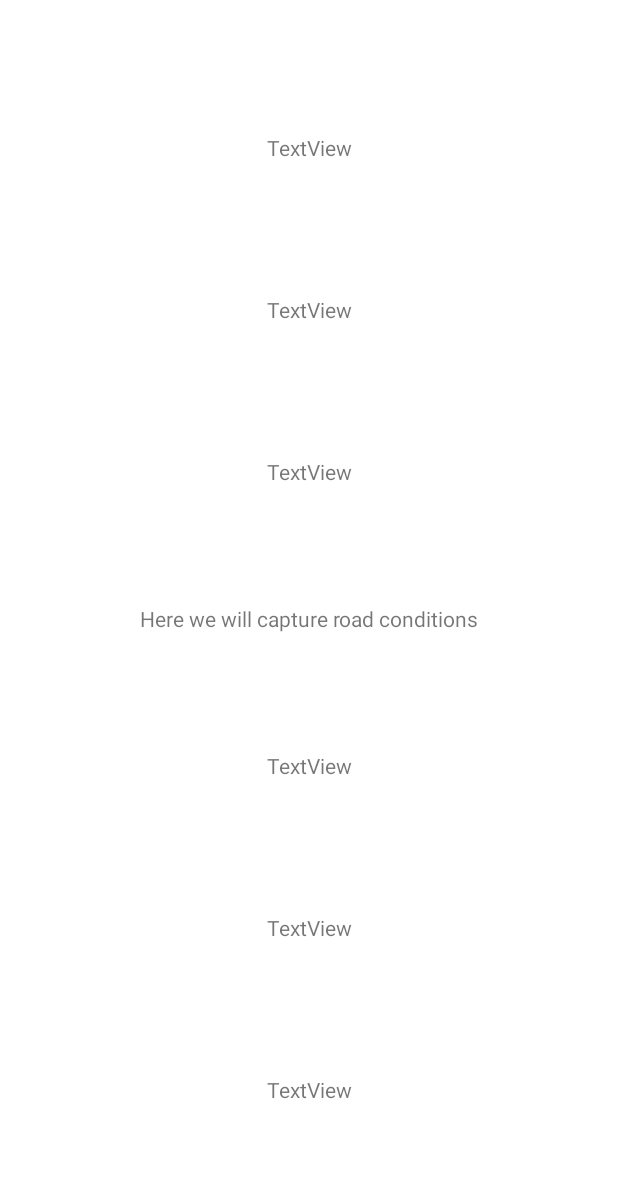
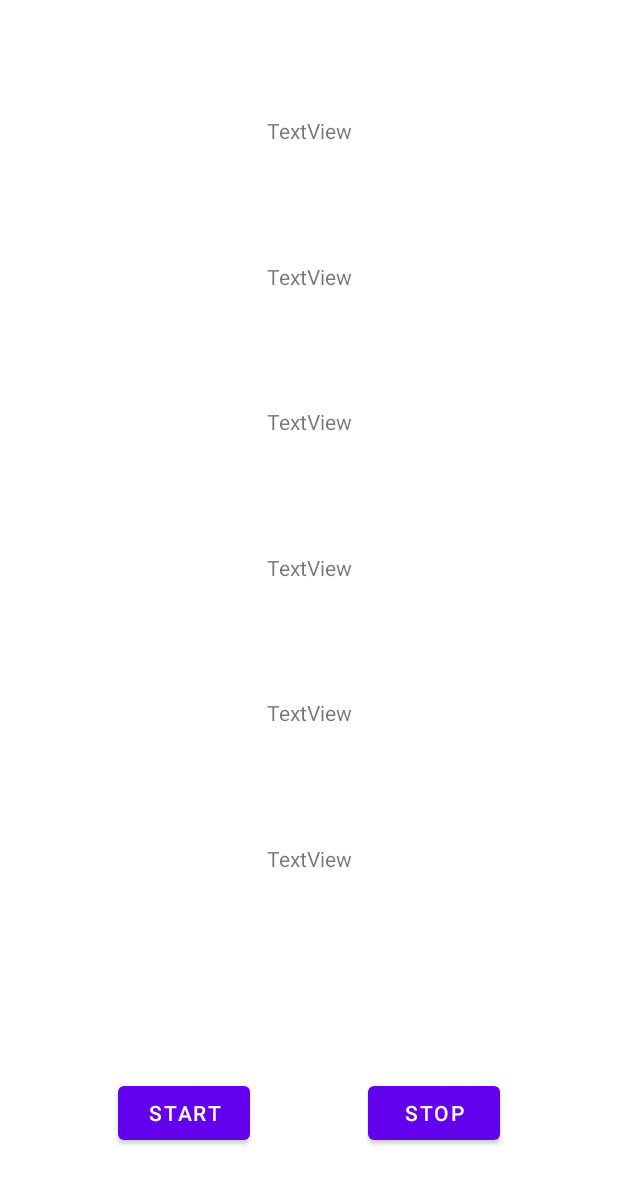
Before and after one commit to TimLasic/projekt-android, an Android app: the CapturingFragment screen opened through its navigation route, on a phone screen of 412 x 824 dp. Shown: the top 1184 px of the screen. Run offline under Robolectric (Android 15) with nearby library versions, the phone set to English and light mode, and no system bars; our stand-ins replace navigation-ui.

Commit message:
Added support for api communication. Added buttons for start and stop. Added application file and road file.

```diff
--- a/app/src/main/AndroidManifest.xml
+++ b/app/src/main/AndroidManifest.xml
@@ -7,7 +7,7 @@
     <uses-permission android:name="android.permission.WRITE_EXTERNAL_STORAGE" />
     <uses-permission android:name="android.permission.ACCESS_NETWORK_STATE" />
     <application
-
+        android:name=".MyApplication"
         android:allowBackup="true"
         android:icon="@mipmap/ic_launcher"
         android:label="@string/app_name"
--- a/app/src/main/java/com/example/projektandroid/ApiInterface.kt
+++ b/app/src/main/java/com/example/projektandroid/ApiInterface.kt
@@ -24,4 +24,7 @@ interface ApiInterface {
     @POST("gyroscopes")
     fun addGyroscope(@Body GyroscopeData: Gyroscope):Call<Gyroscope>
 
+    @POST("roads")
+    fun addRoad(@Body RoadData: Road):Call<Road>
+
 }
--- a/app/src/main/java/com/example/projektandroid/MainActivity.kt
+++ b/app/src/main/java/com/example/projektandroid/MainActivity.kt
@@ -19,6 +19,7 @@ import androidx.activity.result.contract.ActivityResultContracts
 import androidx.core.app.ActivityCompat
 import com.example.projektandroid.databinding.ActivityMainBinding
 import com.google.android.gms.location.*
+import java.util.*
 
 class MainActivity : AppCompatActivity() {
 
@@ -27,6 +28,7 @@ class MainActivity : AppCompatActivity() {
     private lateinit var fusedLocationClient: FusedLocationProviderClient
     private lateinit var locationRequest: LocationRequest
     private lateinit var locationCallback: LocationCallback
+    private lateinit var app : MyApplication
 
     private var activityResultLauncher: ActivityResultLauncher<Array<String>>
     init {
@@ -43,9 +45,10 @@ class MainActivity : AppCompatActivity() {
         binding = ActivityMainBinding.inflate(layoutInflater)
         setContentView(binding.root)
 
+        app = application as MyApplication
+
         setSupportActionBar(binding.toolbar)
         supportActionBar?.hide()
-
 
         val navController = findNavController(R.id.nav_host_fragment_content_main)
         appBarConfiguration = AppBarConfiguration(navController.graph)
@@ -105,7 +108,12 @@ class MainActivity : AppCompatActivity() {
                     // use your location object
                     // get latitude , longitude and other info from this
 
-                    Toast.makeText(applicationContext, location.toString(), Toast.LENGTH_LONG).show()
+                    if (app.roadId != "") {
+                        app.addLocation(location.latitude.toFloat(), location.longitude.toFloat(), "green")
+                    } else {
+                        app.location = Location("", "", location.latitude.toFloat(), location.longitude.toFloat(), "green", Date(), "")
+                    }
+                    //Toast.makeText(applicationContext, location.toString(), Toast.LENGTH_LONG).show()
                 }
 
             }
--- a/app/src/main/java/com/example/projektandroid/accelerometer.kt
+++ b/app/src/main/java/com/example/projektandroid/accelerometer.kt
@@ -3,8 +3,8 @@ package com.example.projektandroid
 data class Accelerometer(
     val body: String,
     val _id: String,
-    val x: Float,
-    val y: Float,
-    val z: Float,
+    var x: Float,
+    var y: Float,
+    var z: Float,
     val locationId: String
 )
--- a/app/src/main/java/com/example/projektandroid/gyroscope.kt
+++ b/app/src/main/java/com/example/projektandroid/gyroscope.kt
@@ -3,8 +3,8 @@ package com.example.projektandroid
 data class Gyroscope(
     val body: String,
     val _id: String,
-    val xRotation: Float,
-    val yRotation: Float,
-    val zRotation: Float,
+    var xRotation: Float,
+    var yRotation: Float,
+    var zRotation: Float,
     val locationId: String
 )
--- a/app/src/main/java/com/example/projektandroid/location.kt
+++ b/app/src/main/java/com/example/projektandroid/location.kt
@@ -8,5 +8,6 @@ data class Location (
     val latitude: Float,
     val longitude: Float,
     val state: String,
-    val timestamp: Date
+    val timestamp: Date,
+    var roadId: String
         )
--- a/app/src/main/res/layout/fragment_capturing.xml
+++ b/app/src/main/res/layout/fragment_capturing.xml
@@ -5,16 +5,6 @@
     android:layout_width="match_parent"
     android:layout_height="match_parent"
     tools:context=".CapturingFragment">
-
-    <TextView
-        android:id="@+id/textView5"
-        android:layout_width="wrap_content"
-        android:layout_height="wrap_content"
-        android:text="Here we will capture road conditions"
-        app:layout_constraintBottom_toBottomOf="parent"
-        app:layout_constraintEnd_toEndOf="parent"
-        app:layout_constraintStart_toStartOf="parent"
-        app:layout_constraintTop_toTopOf="parent" />
 
     <TextView
         android:id="@+id/gyroX"
@@ -31,24 +21,24 @@
         android:layout_width="wrap_content"
         android:layout_height="wrap_content"
         android:orientation="horizontal"
-        app:layout_constraintGuide_percent="0.5" />
+        app:layout_constraintGuide_percent="0.8" />
 
     <TextView
         android:id="@+id/gyroY"
         android:layout_width="wrap_content"
         android:layout_height="wrap_content"
         android:text="TextView"
-        app:layout_constraintBottom_toTopOf="@+id/guideline2"
+        app:layout_constraintBottom_toTopOf="@+id/gyroZ"
         app:layout_constraintEnd_toEndOf="parent"
         app:layout_constraintStart_toStartOf="parent"
-        app:layout_constraintTop_toTopOf="parent" />
+        app:layout_constraintTop_toBottomOf="@+id/gyroX" />
 
     <TextView
         android:id="@+id/gyroZ"
         android:layout_width="wrap_content"
         android:layout_height="wrap_content"
         android:text="TextView"
-        app:layout_constraintBottom_toBottomOf="@+id/guideline2"
+        app:layout_constraintBottom_toTopOf="@+id/acceX"
         app:layout_constraintEnd_toEndOf="parent"
         app:layout_constraintStart_toStartOf="parent"
         app:layout_constraintTop_toBottomOf="@+id/gyroY" />
@@ -61,26 +51,48 @@
         app:layout_constraintBottom_toTopOf="@+id/acceY"
         app:layout_constraintEnd_toEndOf="parent"
         app:layout_constraintStart_toStartOf="parent"
-        app:layout_constraintTop_toTopOf="@+id/guideline2" />
+        app:layout_constraintTop_toBottomOf="@+id/gyroZ" />
 
     <TextView
         android:id="@+id/acceY"
         android:layout_width="wrap_content"
         android:layout_height="wrap_content"
         android:text="TextView"
-        app:layout_constraintBottom_toBottomOf="parent"
+        app:layout_constraintBottom_toTopOf="@+id/acceZ"
         app:layout_constraintEnd_toEndOf="parent"
         app:layout_constraintStart_toStartOf="parent"
-        app:layout_constraintTop_toTopOf="@+id/guideline2" />
+        app:layout_constraintTop_toBottomOf="@+id/acceX" />
 
     <TextView
         android:id="@+id/acceZ"
         android:layout_width="wrap_content"
         android:layout_height="wrap_content"
         android:text="TextView"
-        app:layout_constraintBottom_toBottomOf="parent"
+        app:layout_constraintBottom_toTopOf="@+id/guideline2"
         app:layout_constraintEnd_toEndOf="parent"
         app:layout_constraintStart_toStartOf="parent"
         app:layout_constraintTop_toBottomOf="@+id/acceY" />
 
+    <Button
+        android:id="@+id/btnStart"
+        android:layout_width="wrap_content"
+        android:layout_height="wrap_content"
+        android:text="Start"
+        app:layout_constraintBottom_toBottomOf="parent"
+        app:layout_constraintEnd_toStartOf="@+id/btnStop"
+        app:layout_constraintHorizontal_bias="0.5"
+        app:layout_constraintStart_toStartOf="parent"
+        app:layout_constraintTop_toTopOf="@+id/guideline2" />
+
+    <Button
+        android:id="@+id/btnStop"
+        android:layout_width="wrap_content"
+        android:layout_height="wrap_content"
+        android:text="Stop"
+        app:layout_constraintBottom_toBottomOf="parent"
+        app:layout_constraintEnd_toEndOf="parent"
+        app:layout_constraintHorizontal_bias="0.5"
+        app:layout_constraintStart_toEndOf="@+id/btnStart"
+        app:layout_constraintTop_toTopOf="@+id/guideline2" />
+
 </androidx.constraintlayout.widget.ConstraintLayout>
```
Also changed, not shown: app/src/main/java/com/example/projektandroid/CapturingFragment.kt (+34 -132 lines), app/src/main/java/com/example/projektandroid/MyApplication.kt (added, +184 -0 lines), app/src/main/java/com/example/projektandroid/road.kt (added, +9 -0 lines).
